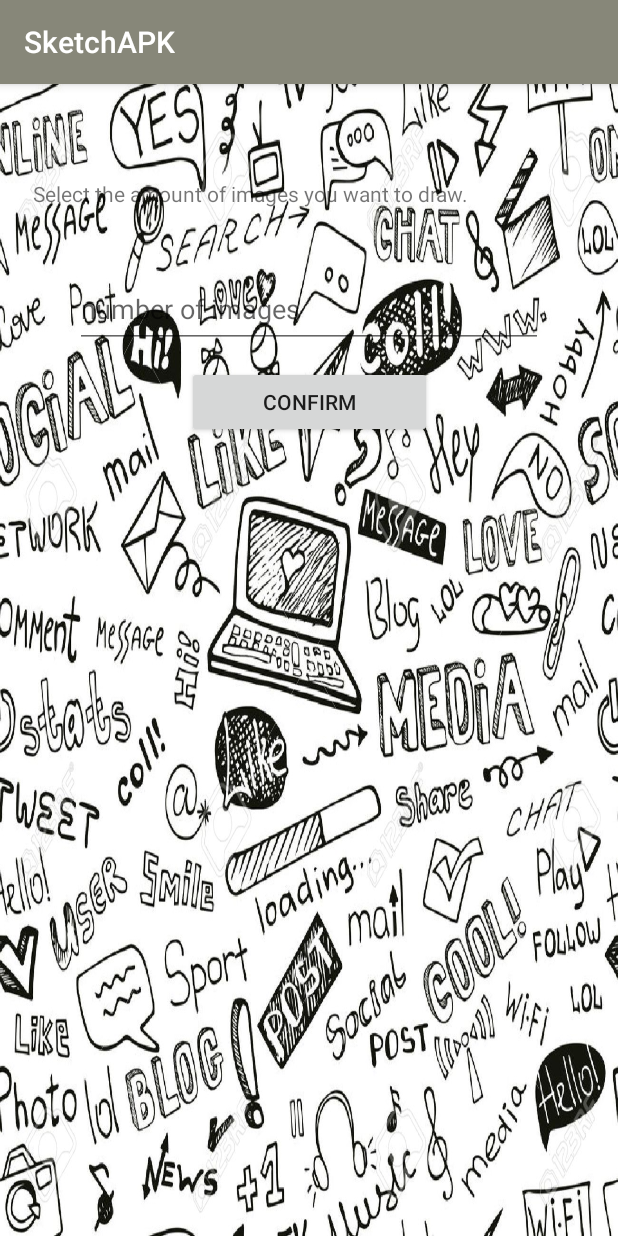
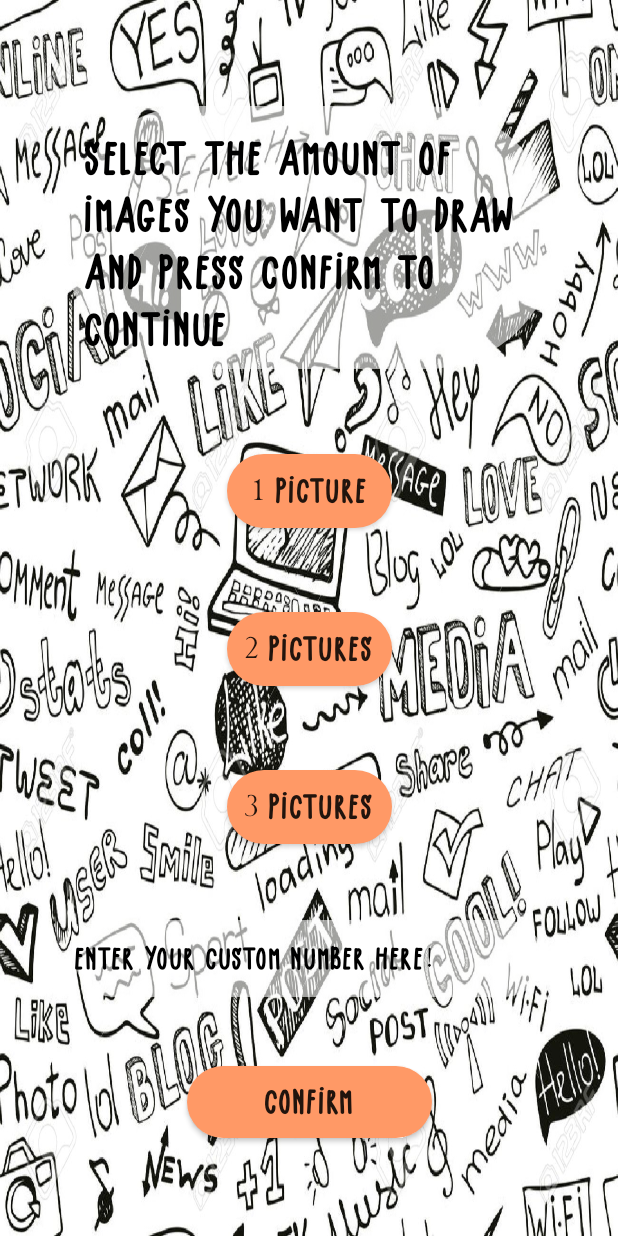
Before and after one commit to Ezalmanis/SketchAPK, an Android app: the amount screen opened through its navigation route, on a phone screen of 412 x 824 dp. Run offline under Robolectric (Android 15) with nearby library versions, the light colour scheme and no system bars.

Commit message:
lets ovverwrite everythiiin

```diff
--- a/app/src/main/java/com/example/sketchapk/amount.java
+++ b/app/src/main/java/com/example/sketchapk/amount.java
@@ -122,16 +122,15 @@
         Button button2 = getView().findViewById(R.id.buttonTwo);
         Button button3 = getView().findViewById(R.id.buttonThree);
 
-        button1.setVisibility(View.GONE);
-        button2.setVisibility(View.GONE);
-        button3.setVisibility(View.GONE);
+        //button1.setVisibility(View.GONE);
+        //button2.setVisibility(View.GONE);
+        //button3.setVisibility(View.GONE);
 
 
         //button1.setOnClickListener(Navigation.createNavigateOnClickListener(
         //        R.id.amountToPaint, null));
         //button2.setOnClickListener(Navigation.createNavigateOnClickListener(R.id.amountToPaint));
         //button3.setOnClickListener(Navigation.createNavigateOnClickListener(R.id.amountToPaint));
-
 
         Button amountConfirmButton = getView().findViewById(R.id.amountConfirmButton);
         //EditText userInput = getView().findViewById(R.id.textInputEditText);
@@ -197,10 +196,6 @@
             }
         });*/
 
-
-
-
-
     }
 
 }
--- a/app/src/main/java/com/example/sketchapk/homeFragment.java
+++ b/app/src/main/java/com/example/sketchapk/homeFragment.java
@@ -20,7 +20,6 @@
     public homeFragment() {
         // Required empty public constructor
 
-
     }
     @Override
     public void onActivityCreated(Bundle savedInstanceState) {
@@ -31,17 +30,15 @@
         Button button2 = getView().findViewById(R.id.button2);
         Button button3 = getView().findViewById(R.id.button3);
 
-
-
+        button1.setOnClickListener(Navigation.createNavigateOnClickListener(
+                R.id.homeToAbout, null));
+        button2.setOnClickListener(Navigation.createNavigateOnClickListener(R.id.homeToDifficulty));
         button3.setOnClickListener(new View.OnClickListener() {
             @Override
             public void onClick(View view) {
                 System.exit(0);
             }
         });
-        button1.setOnClickListener(Navigation.createNavigateOnClickListener(
-                R.id.homeToAbout, null));
-        button2.setOnClickListener(Navigation.createNavigateOnClickListener(R.id.homeToDifficulty));
 
     }
 
@@ -51,9 +48,6 @@
                              Bundle savedInstanceState) {
         // Inflate the layout for this fragment
         return inflater.inflate(R.layout.fragment_home, container, false);
-
-
-
     }
 
 
--- /dev/null
+++ b/app/src/main/res/drawable/text_bg.xml
@@ -0,0 +1,5 @@
+<?xml version="1.0" encoding="utf-8"?>
+<shape xmlns:android="http://schemas.android.com/apk/res/android">
+    <corners android:radius="1200dp"/>
+    <solid android:color="@color/colorTransparent"/>
+</shape>
--- /dev/null
+++ b/app/src/main/res/font/font1.xml
@@ -0,0 +1,7 @@
+<?xml version="1.0" encoding="utf-8"?>
+<font-family xmlns:android="http://schemas.android.com/apk/res/android">
+    <font
+        android:fontStyle="normal"
+        android:fontWeight="600"
+        android:font="@font/baby_girly" />
+</font-family>
--- a/app/src/main/res/layout/fragment_aboot_us.xml
+++ b/app/src/main/res/layout/fragment_aboot_us.xml
@@ -9,4 +9,5 @@
         android:layout_width="match_parent"
         android:layout_height="match_parent"
         android:text="@string/hello_blank_fragment" />
+
 </FrameLayout>
--- a/app/src/main/res/layout/fragment_amount.xml
+++ b/app/src/main/res/layout/fragment_amount.xml
@@ -7,85 +7,122 @@
     android:layout_height="match_parent"
     tools:context=".amount">
 
+    <TextView
+        android:id="@+id/textView3"
+        android:layout_width="330dp"
+        android:layout_height="175dp"
+        android:layout_marginStart="8dp"
+        android:layout_marginLeft="8dp"
+        android:layout_marginTop="45dp"
+        android:layout_marginEnd="8dp"
+        android:layout_marginRight="8dp"
+        android:layout_marginBottom="15dp"
+        android:background="@drawable/text_bg"
+        android:fontFamily="@font/font1"
+        android:lineSpacingExtra="10sp"
+        android:paddingLeft="15sp"
+        android:paddingTop="20sp"
+        android:text="Select the amount of images you want to draw and press Confirm to continue"
+        android:textColor="@color/textColor"
+        android:textSize="27sp"
+        app:layout_constraintBottom_toTopOf="@+id/buttonOne"
+        app:layout_constraintEnd_toEndOf="parent"
+        app:layout_constraintStart_toStartOf="parent"
+        app:layout_constraintTop_toTopOf="parent" />
+
     <Button
         android:id="@+id/buttonOne"
-        android:layout_width="99dp"
-        android:layout_height="52dp"
+        android:layout_width="110dp"
+        android:layout_height="49dp"
         android:layout_marginStart="8dp"
         android:layout_marginLeft="8dp"
+        android:layout_marginTop="15dp"
         android:layout_marginEnd="8dp"
         android:layout_marginRight="8dp"
-        android:layout_marginBottom="8dp"
+        android:layout_marginBottom="15dp"
+        android:background="@drawable/button_bg"
+        android:fontFamily="@font/font1"
         android:text="1 Picture"
-        android:background="@drawable/button_bg"
-        app:layout_constraintBottom_toBottomOf="parent"
+        android:textSize="20sp"
+        app:layout_constraintBottom_toTopOf="@+id/buttonTwo"
         app:layout_constraintEnd_toEndOf="parent"
-        app:layout_constraintHorizontal_bias="0.498"
         app:layout_constraintStart_toStartOf="parent"
-        app:layout_constraintTop_toTopOf="parent"
-        app:layout_constraintVertical_bias="0.015" />
+        app:layout_constraintTop_toBottomOf="@+id/textView3" />
 
     <Button
         android:id="@+id/buttonTwo"
-        android:layout_width="wrap_content"
-        android:layout_height="wrap_content"
-        android:layout_marginStart="161dp"
-        android:layout_marginLeft="161dp"
-        android:layout_marginTop="8dp"
-        android:layout_marginEnd="162dp"
-        android:layout_marginRight="162dp"
+        android:layout_width="110dp"
+        android:layout_height="49dp"
+        android:layout_marginStart="8dp"
+        android:layout_marginLeft="8dp"
+        android:layout_marginTop="15dp"
+        android:layout_marginEnd="8dp"
+        android:layout_marginRight="8dp"
+        android:layout_marginBottom="15dp"
+        android:background="@drawable/button_bg"
+        android:fontFamily="@font/font1"
         android:text="2 Pictures"
-        android:background="@drawable/button_bg"
+        android:textSize="20sp"
+        app:layout_constraintBottom_toTopOf="@+id/buttonThree"
         app:layout_constraintEnd_toEndOf="parent"
         app:layout_constraintStart_toStartOf="parent"
         app:layout_constraintTop_toBottomOf="@+id/buttonOne" />
 
     <Button
         android:id="@+id/buttonThree"
-        android:layout_width="97dp"
+        android:layout_width="110dp"
         android:layout_height="49dp"
-        android:layout_marginStart="144dp"
-        android:layout_marginLeft="144dp"
-        android:layout_marginTop="8dp"
-        android:text="3 Picture"
+        android:layout_marginStart="8dp"
+        android:layout_marginLeft="8dp"
+        android:layout_marginTop="15dp"
+        android:layout_marginEnd="8dp"
+        android:layout_marginRight="8dp"
+        android:layout_marginBottom="15dp"
         android:background="@drawable/button_bg"
+        android:fontFamily="@font/font1"
+        android:text="3 Pictures"
+        android:textSize="20sp"
+        app:layout_constraintBottom_toTopOf="@+id/textInputEditText"
         app:layout_constraintEnd_toEndOf="parent"
-        app:layout_constraintHorizontal_bias="0.0"
         app:layout_constraintStart_toStartOf="parent"
         app:layout_constraintTop_toBottomOf="@+id/buttonTwo" />
-
-    <TextView
-        android:id="@+id/textView3"
-        android:layout_width="339dp"
-        android:layout_height="33dp"
-        android:layout_marginStart="22dp"
-        android:layout_marginLeft="22dp"
-        android:layout_marginTop="52dp"
-        android:layout_marginEnd="23dp"
-        android:layout_marginRight="23dp"
-        android:text="Select the amount of images you want to draw."
-        app:layout_constraintEnd_toEndOf="parent"
-        app:layout_constraintHorizontal_bias="0.0"
-        app:layout_constraintStart_toStartOf="parent"
-        app:layout_constraintTop_toBottomOf="@+id/buttonThree" />
 
     <android.support.design.widget.TextInputEditText
         android:id="@+id/textInputEditText"
         android:layout_width="312dp"
         android:layout_height="51dp"
-        android:layout_marginTop="28dp"
-        android:hint="number of images"
+        android:layout_marginStart="8dp"
+        android:layout_marginLeft="8dp"
+        android:layout_marginTop="10dp"
+        android:layout_marginEnd="8dp"
+        android:layout_marginRight="8dp"
+        android:layout_marginBottom="10dp"
+        android:background="@drawable/text_bg"
+        android:fontFamily="@font/font1"
+        android:hint="Enter your custom number here!"
         android:inputType="phone"
+        android:textColor="@color/textColor"
+        android:textColorHint="@color/textColor"
+        app:layout_constraintBottom_toTopOf="@+id/amountConfirmButton"
         app:layout_constraintEnd_toEndOf="parent"
         app:layout_constraintStart_toStartOf="parent"
-        app:layout_constraintTop_toBottomOf="@+id/textView3" />
+        app:layout_constraintTop_toBottomOf="@+id/buttonThree" />
 
     <Button
         android:id="@+id/amountConfirmButton"
         android:layout_width="163dp"
         android:layout_height="wrap_content"
-        android:layout_marginTop="12dp"
+        android:layout_marginStart="8dp"
+        android:layout_marginLeft="8dp"
+        android:layout_marginTop="10dp"
+        android:layout_marginEnd="8dp"
+        android:layout_marginRight="8dp"
+        android:layout_marginBottom="40dp"
+        android:background="@drawable/button_bg"
+        android:fontFamily="@font/font1"
         android:text="Confirm"
+        android:textSize="20sp"
+        app:layout_constraintBottom_toBottomOf="parent"
         app:layout_constraintEnd_toEndOf="parent"
         app:layout_constraintStart_toStartOf="parent"
         app:layout_constraintTop_toBottomOf="@+id/textInputEditText" />
--- a/app/src/main/res/values/colors.xml
+++ b/app/src/main/res/values/colors.xml
@@ -3,4 +3,6 @@
     <color name="colorPrimary">#878779</color>
     <color name="colorPrimaryDark">#878779</color>
     <color name="colorAccent">#ff9966</color>
+    <color name="textColor">#000000</color>
+    <color name="colorTransparent">#99FFFFFF</color>
 </resources>
--- a/app/src/main/res/values/styles.xml
+++ b/app/src/main/res/values/styles.xml
@@ -1,7 +1,6 @@
 <resources>
-
     <!-- Base application theme. -->
-    <style name="AppTheme" parent="Theme.AppCompat.Light.DarkActionBar">
+    <style name="AppTheme" parent="Theme.AppCompat.Light.NoActionBar">
         <!-- Customize your theme here. -->
         <item name="colorPrimary">@color/colorPrimary</item>
         <item name="colorPrimaryDark">@color/colorPrimaryDark</item>
```
Also changed, not shown: app/src/main/res/font/font2.xml (added, +7 -0 lines), app/src/main/res/layout/fragment_category.xml (+82 -51 lines), app/src/main/res/layout/fragment_difficulty.xml (+49 -26 lines), app/src/main/res/layout/fragment_home.xml (+61 -42 lines), app/src/main/res/drawable/logo.png (added), app/src/main/res/font/baby_girly.otf (added), app/src/main/res/font/happy_comic.otf (added), 1 other file.
